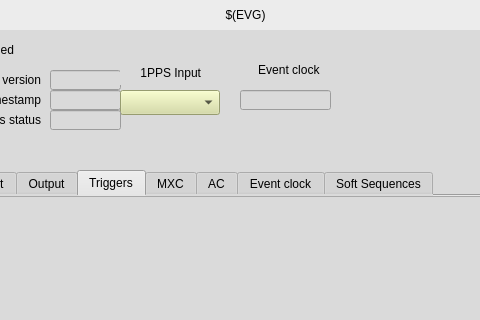
Before: the Qt Designer form ui/EVG/evg_master.ui in epics-modules/mrfioc2, drawn with Qt 5; both pictures show x 90 to 570 and y 0 to 320 of the 675 by 677 pixel window.
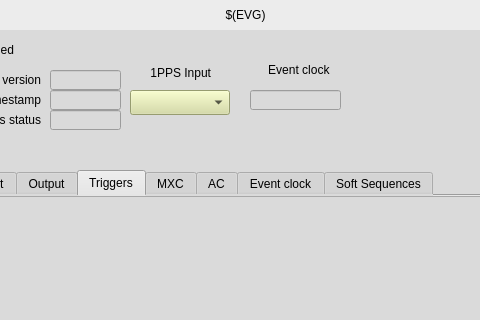
After: the same form once the commit is applied. The open tabs and pages were chosen to show the change. Custom widgets are drawn as their Qt base class.

Commit message: [COSYLAB-97] there are 8 TrigEvts

Patch:
```diff
--- a/ui/EVG/evg_master.ui
+++ b/ui/EVG/evg_master.ui
@@ -137,7 +137,7 @@
    <widget class="QLabel" name="label_6">
     <property name="geometry">
      <rect>
-      <x>210</x>
+      <x>220</x>
       <y>60</y>
       <width>81</width>
       <height>25</height>
@@ -153,7 +153,7 @@
    <widget class="caMenu" name="camenu">
     <property name="geometry">
      <rect>
-      <x>210</x>
+      <x>220</x>
       <y>90</y>
       <width>100</width>
       <height>25</height>
@@ -1369,7 +1369,7 @@
    <widget class="QLabel" name="label_8">
     <property name="geometry">
      <rect>
-      <x>320</x>
+      <x>330</x>
       <y>60</y>
       <width>121</width>
       <height>20</height>
@@ -1385,7 +1385,7 @@
    <widget class="caLineEdit" name="calineedit_12">
     <property name="geometry">
      <rect>
-      <x>330</x>
+      <x>340</x>
       <y>90</y>
       <width>91</width>
       <height>20</height>
```
Left out of the diff: 4 changed lines with no effect on the pictures.
